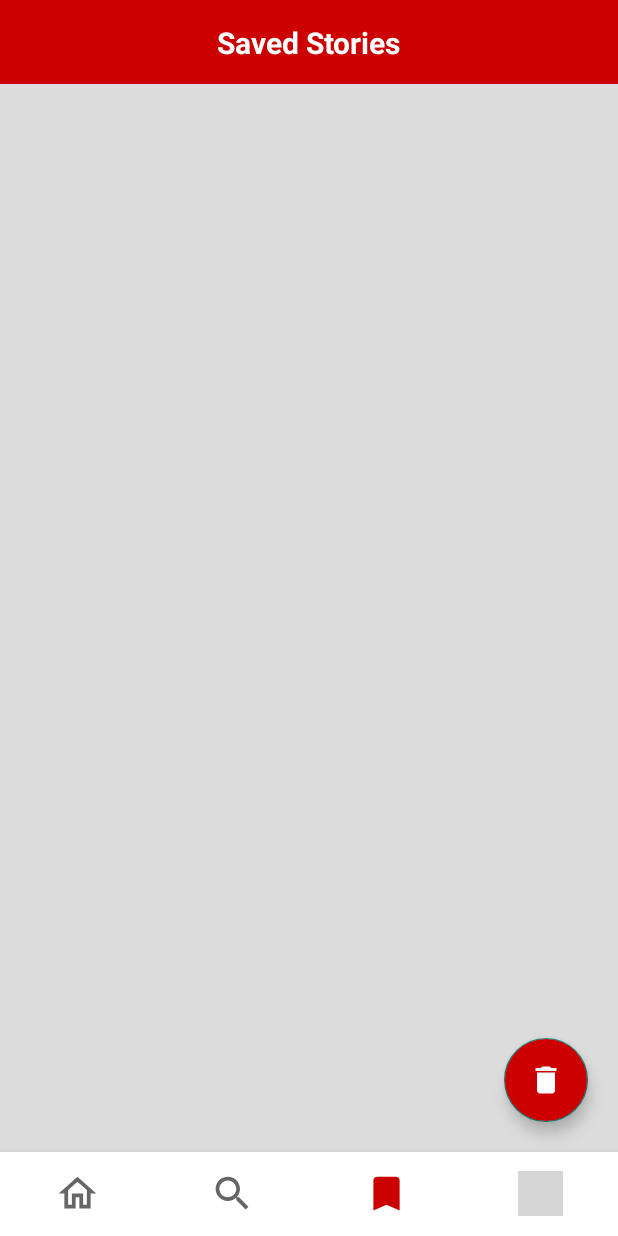
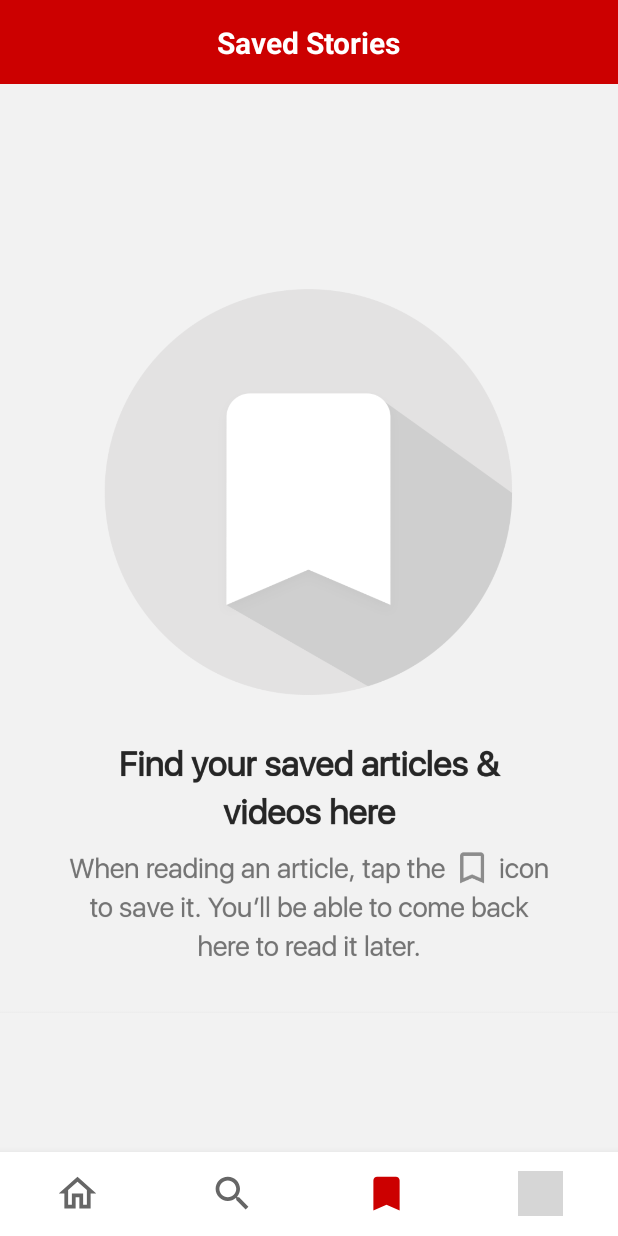
Before and after one commit to sachinsmrat123/CNNNewsAppClone, an Android app: the SavedFragment screen opened through its navigation route, on a phone screen of 412 x 824 dp. Run offline under Robolectric (Android 15) with nearby library versions, the phone set to English and light mode, and no system bars; our stand-ins replace Dagger/Hilt's generated code, Picasso, Room's generated code, navigation-ui; network calls fail; pictures from the network do not load; 1 statement that could not run was skipped; grey boxes are pictures that could not be loaded.

Commit message:
no saved article image implemented

```diff
--- a/cnnapp/app/src/main/java/com/example/cnn_news_app/view/fragments/SavedFragment.kt
+++ b/cnnapp/app/src/main/java/com/example/cnn_news_app/view/fragments/SavedFragment.kt
@@ -49,11 +49,25 @@ class SavedFragment : Fragment(), SavedItemClickListener {
 
     override fun onViewCreated(view: View, savedInstanceState: Bundle?) {
         super.onViewCreated(view, savedInstanceState)
-        mainViewModel.getAllSavedArticles().observe(viewLifecycleOwner, Observer {
+        mainViewModel.getAllSavedArticles().observe(viewLifecycleOwner, Observer {data->
 
             rvSaved.layoutManager = LinearLayoutManager(requireContext())
             rvSaved.adapter = mSavedNewsAdapter
-            mSavedNewsAdapter.setData(it)
+
+            if (data.isNotEmpty()) {
+                rvSaved.visibility = View.VISIBLE
+                btnDeleteAll.visibility = View.VISIBLE
+                ivNoSavedArticle.visibility = View.INVISIBLE
+                bgImage.visibility = View.INVISIBLE
+                mSavedNewsAdapter.setData(data)
+            } else {
+                rvSaved.visibility = View.INVISIBLE
+                btnDeleteAll.visibility = View.INVISIBLE
+                ivNoSavedArticle.visibility = View.VISIBLE
+                bgImage.visibility = View.VISIBLE
+            }
+
+
         })
 
         btnDeleteAll.setOnClickListener {
--- a/cnnapp/app/src/main/res/layout/fragment_saved.xml
+++ b/cnnapp/app/src/main/res/layout/fragment_saved.xml
@@ -34,6 +34,7 @@
         android:id="@+id/rvSaved"
         android:layout_width="match_parent"
         android:layout_height="0dp"
+        android:visibility="visible"
         app:layout_constraintTop_toBottomOf="@id/toolBarhome"
         app:layout_constraintBottom_toBottomOf="parent"/>
 
@@ -41,9 +42,28 @@
         android:id="@+id/btnDeleteAll"
         android:layout_width="wrap_content"
         android:layout_height="wrap_content"
+        android:visibility="visible"
         app:layout_constraintEnd_toEndOf="parent"
         app:layout_constraintBottom_toBottomOf="parent"
         android:layout_margin="20dp"
         android:backgroundTint="@color/red"
         android:src="@drawable/ic_baseline_delete_white"/>
+
+    <TextView
+        android:id="@+id/bgImage"
+        android:layout_width="match_parent"
+        android:layout_height="0dp"
+        android:visibility="invisible"
+        app:layout_constraintTop_toBottomOf="@id/toolBarhome"
+        app:layout_constraintBottom_toBottomOf="parent"
+        android:background="#F2F2F2"/>
+
+    <ImageView
+        android:id="@+id/ivNoSavedArticle"
+        android:layout_width="match_parent"
+        android:layout_height="0dp"
+        android:visibility="invisible"
+        app:layout_constraintTop_toBottomOf="@id/toolBarhome"
+        app:layout_constraintBottom_toBottomOf="parent"
+        android:src="@drawable/no_saved_article"/>
 </androidx.constraintlayout.widget.ConstraintLayout>
```
Also changed, not shown: cnnapp/app/src/main/res/drawable/no_saved_article.png (added), 98 other files.
